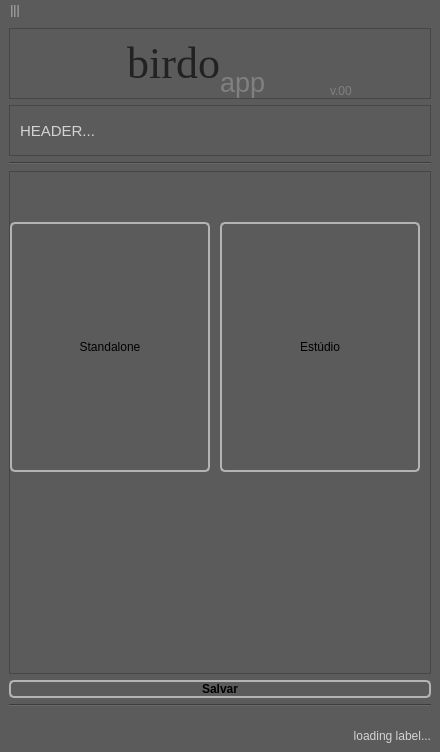
First picture: the form in gui/main.ui, repository otmbneto/BirdoApp, before the edit.
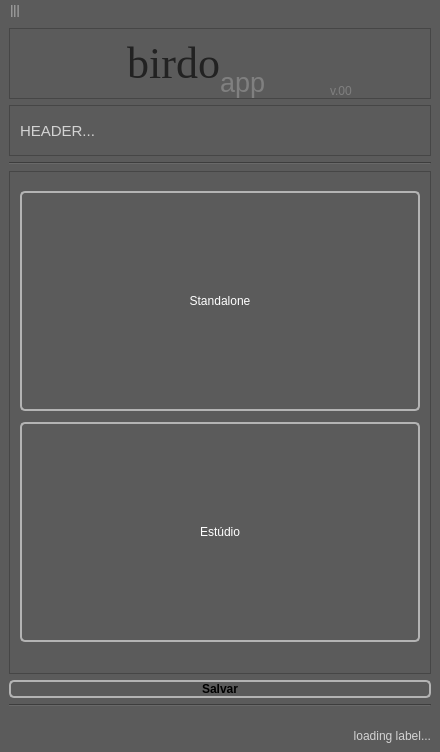
Second picture: the form after the edit. The open tabs and pages were chosen to show the change.

Commit message: Made adjustments in the gui from user feedback

What changed in the file:
```diff
--- a/gui/main.ui
+++ b/gui/main.ui
@@ -631,12 +631,15 @@
           <widget class="QPushButton" name="loadStandaloneBtn">
            <property name="geometry">
             <rect>
-             <x>0</x>
-             <y>50</y>
-             <width>200</width>
-             <height>250</height>
+             <x>10</x>
+             <y>19</y>
+             <width>400</width>
+             <height>220</height>
             </rect>
            </property>
+           <property name="styleSheet">
+            <string notr="true">color:white;</string>
+           </property>
            <property name="text">
             <string>Standalone</string>
            </property>
@@ -644,12 +647,15 @@
           <widget class="QPushButton" name="loadStudioBtn">
            <property name="geometry">
             <rect>
-             <x>210</x>
-             <y>50</y>
-             <width>200</width>
-             <height>250</height>
+             <x>10</x>
+             <y>250</y>
+             <width>400</width>
+             <height>220</height>
             </rect>
            </property>
+           <property name="styleSheet">
+            <string notr="true">color:white;</string>
+           </property>
            <property name="text">
             <string>Estúdio</string>
            </property>
```
Left out of the diff: 2 changed lines with no effect on the pictures. The commit also changes 1 other file.
